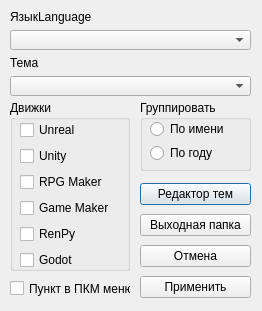
Before: the Qt Designer form source/ui/setting.ui in gmh4589/bfg_unpacker, drawn with Qt 5.
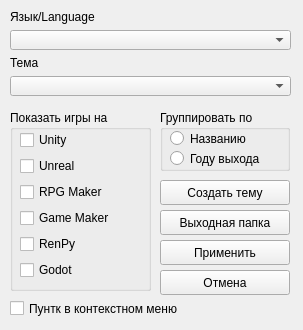
After: the same form once the commit is applied.

Commit message:
Tooltips, children menus
Tool tip on button and tree view, children menus (setting and change button)

```diff
--- a/source/ui/setting.ui
+++ b/source/ui/setting.ui
@@ -1,40 +1,48 @@
 <?xml version="1.0" encoding="UTF-8"?>
 <ui version="4.0">
- <class>setting_menu</class>
- <widget class="QDialog" name="setting_menu">
+ <class>MainWindow</class>
+ <widget class="QMainWindow" name="MainWindow">
   <property name="geometry">
    <rect>
     <x>0</x>
     <y>0</y>
-    <width>262</width>
-    <height>311</height>
+    <width>303</width>
+    <height>330</height>
    </rect>
   </property>
   <property name="windowTitle">
    <string>Настройки</string>
   </property>
+  <widget class="QWidget" name="centralwidget">
   <widget class="QGroupBox" name="groupBox">
    <property name="geometry">
     <rect>
      <x>10</x>
-     <y>100</y>
-     <width>120</width>
-     <height>171</height>
+      <y>110</y>
+      <width>141</width>
+      <height>181</height>
     </rect>
    </property>
    <property name="title">
-    <string>Движки</string>
+     <string>Показать игры на</string>
    </property>
    <widget class="QWidget" name="">
     <property name="geometry">
      <rect>
       <x>10</x>
       <y>20</y>
-      <width>101</width>
+       <width>121</width>
       <height>151</height>
      </rect>
     </property>
-    <layout class="QVBoxLayout" name="verticalLayout_3">
+     <layout class="QVBoxLayout" name="verticalLayout_2">
+      <item>
+       <widget class="QCheckBox" name="checkBox">
+        <property name="text">
+         <string>Unity</string>
+        </property>
+       </widget>
+      </item>
      <item>
       <widget class="QCheckBox" name="checkBox_2">
        <property name="text">
@@ -45,33 +53,26 @@
      <item>
       <widget class="QCheckBox" name="checkBox_3">
        <property name="text">
-        <string>Unity</string>
-       </property>
-      </widget>
-     </item>
-     <item>
-      <widget class="QCheckBox" name="checkBox_4">
-       <property name="text">
         <string>RPG Maker</string>
        </property>
       </widget>
      </item>
      <item>
-      <widget class="QCheckBox" name="checkBox_5">
+       <widget class="QCheckBox" name="checkBox_4">
        <property name="text">
         <string>Game Maker</string>
        </property>
       </widget>
      </item>
      <item>
-      <widget class="QCheckBox" name="checkBox_6">
+       <widget class="QCheckBox" name="checkBox_5">
        <property name="text">
         <string>RenPy</string>
        </property>
       </widget>
      </item>
      <item>
-      <widget class="QCheckBox" name="checkBox_7">
+       <widget class="QCheckBox" name="checkBox_6">
        <property name="text">
         <string>Godot</string>
        </property>
@@ -83,53 +84,105 @@
   <widget class="QGroupBox" name="groupBox_2">
    <property name="geometry">
     <rect>
-     <x>140</x>
-     <y>100</y>
-     <width>111</width>
-     <height>71</height>
+      <x>160</x>
+      <y>110</y>
+      <width>130</width>
+      <height>61</height>
     </rect>
    </property>
    <property name="title">
-    <string>Группировать</string>
-   </property>
-   <widget class="QWidget" name="">
-    <property name="geometry">
-     <rect>
-      <x>10</x>
-      <y>20</y>
-      <width>101</width>
-      <height>42</height>
-     </rect>
-    </property>
-    <layout class="QVBoxLayout" name="verticalLayout_4">
-     <item>
+     <string>Группировать по</string>
+    </property>
       <widget class="QRadioButton" name="radioButton">
+     <property name="geometry">
+      <rect>
+       <x>10</x>
+       <y>20</y>
+       <width>101</width>
+       <height>17</height>
+      </rect>
+     </property>
        <property name="text">
-        <string>По имени</string>
-       </property>
-      </widget>
-     </item>
-     <item>
+      <string>Названию</string>
+     </property>
+    </widget>
       <widget class="QRadioButton" name="radioButton_2">
+     <property name="geometry">
+      <rect>
+       <x>10</x>
+       <y>40</y>
+       <width>101</width>
+       <height>17</height>
+      </rect>
+     </property>
        <property name="text">
-        <string>По году</string>
-       </property>
-      </widget>
-     </item>
-    </layout>
+      <string>Году выхода</string>
+     </property>
+    </widget>
    </widget>
-  </widget>
-  <widget class="QCheckBox" name="checkBox">
+   <widget class="QCheckBox" name="checkBox_7">
    <property name="geometry">
     <rect>
      <x>10</x>
-     <y>280</y>
-     <width>121</width>
+      <y>300</y>
+      <width>201</width>
      <height>17</height>
     </rect>
    </property>
    <property name="text">
-    <string>Пункт в ПКМ меню</string>
+     <string>Пунтк в контекстном меню</string>
+    </property>
+   </widget>
+   <widget class="QToolButton" name="create_theme">
+    <property name="geometry">
+     <rect>
+      <x>160</x>
+      <y>180</y>
+      <width>130</width>
+      <height>25</height>
+     </rect>
+    </property>
+    <property name="text">
+     <string>Cоздать тему</string>
+    </property>
+   </widget>
+   <widget class="QToolButton" name="out_folder">
+    <property name="geometry">
+     <rect>
+      <x>160</x>
+      <y>210</y>
+      <width>130</width>
+      <height>25</height>
+     </rect>
+    </property>
+    <property name="text">
+     <string>Выходная папка</string>
+    </property>
+   </widget>
+   <widget class="QToolButton" name="save_setting">
+    <property name="geometry">
+     <rect>
+      <x>160</x>
+      <y>240</y>
+      <width>130</width>
+      <height>25</height>
+     </rect>
+    </property>
+    <property name="text">
+     <string>Применить</string>
+    </property>
+   </widget>
+   <widget class="QToolButton" name="cancel_button">
+    <property name="geometry">
+     <rect>
+      <x>160</x>
+      <y>270</y>
+      <width>130</width>
+      <height>25</height>
+     </rect>
+    </property>
+    <property name="text">
+     <string>Отмена</string>
    </property>
   </widget>
   <widget class="QWidget" name="">
@@ -137,7 +190,7 @@
     <rect>
      <x>10</x>
      <y>10</y>
-     <width>241</width>
+      <width>281</width>
      <height>86</height>
     </rect>
    </property>
@@ -145,7 +198,7 @@
     <item>
      <widget class="QLabel" name="label">
       <property name="text">
-       <string>ЯзыкLanguage</string>
+        <string>Язык/Language</string>
       </property>
      </widget>
     </item>
@@ -164,45 +217,6 @@
     </item>
    </layout>
   </widget>
-  <widget class="QWidget" name="">
-   <property name="geometry">
-    <rect>
-     <x>140</x>
-     <y>180</y>
-     <width>111</width>
-     <height>121</height>
-    </rect>
-   </property>
-   <layout class="QVBoxLayout" name="verticalLayout_2">
-    <item>
-     <widget class="QPushButton" name="pushButton">
-      <property name="text">
-       <string>Редактор тем</string>
-      </property>
-     </widget>
-    </item>
-    <item>
-     <widget class="QPushButton" name="pushButton_4">
-      <property name="text">
-       <string>Выходная папка</string>
-      </property>
-     </widget>
-    </item>
-    <item>
-     <widget class="QPushButton" name="pushButton_2">
-      <property name="text">
-       <string>Отмена</string>
-      </property>
-     </widget>
-    </item>
-    <item>
-     <widget class="QPushButton" name="pushButton_3">
-      <property name="text">
-       <string>Применить</string>
-      </property>
-     </widget>
-    </item>
-   </layout>
   </widget>
  </widget>
  <resources/>
```
Left out of the diff: 2 changed lines with no effect on the pictures. Lines whose indentation alone changed are shown as unchanged. The commit also changes 8 other files.
